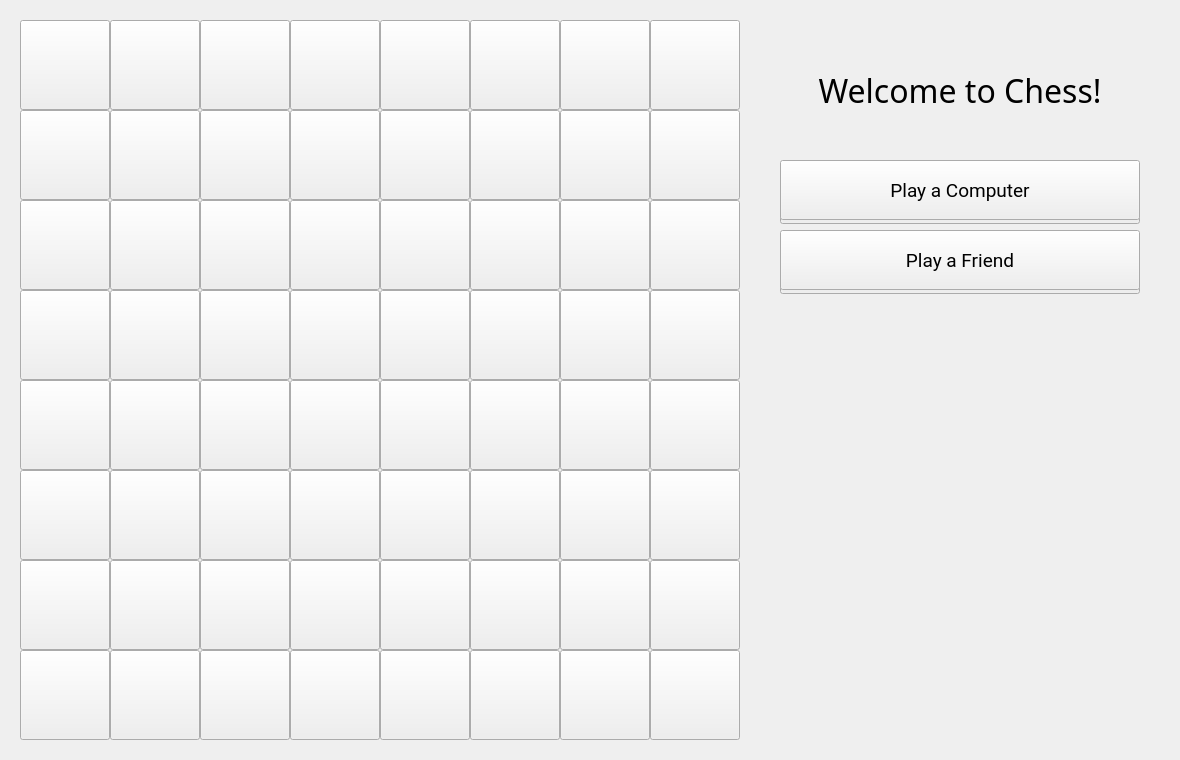
Before: the Qt Designer form Chess (C++)/Chess/chess.ui in leeyanleryan/Board-Games, drawn with Qt 5.
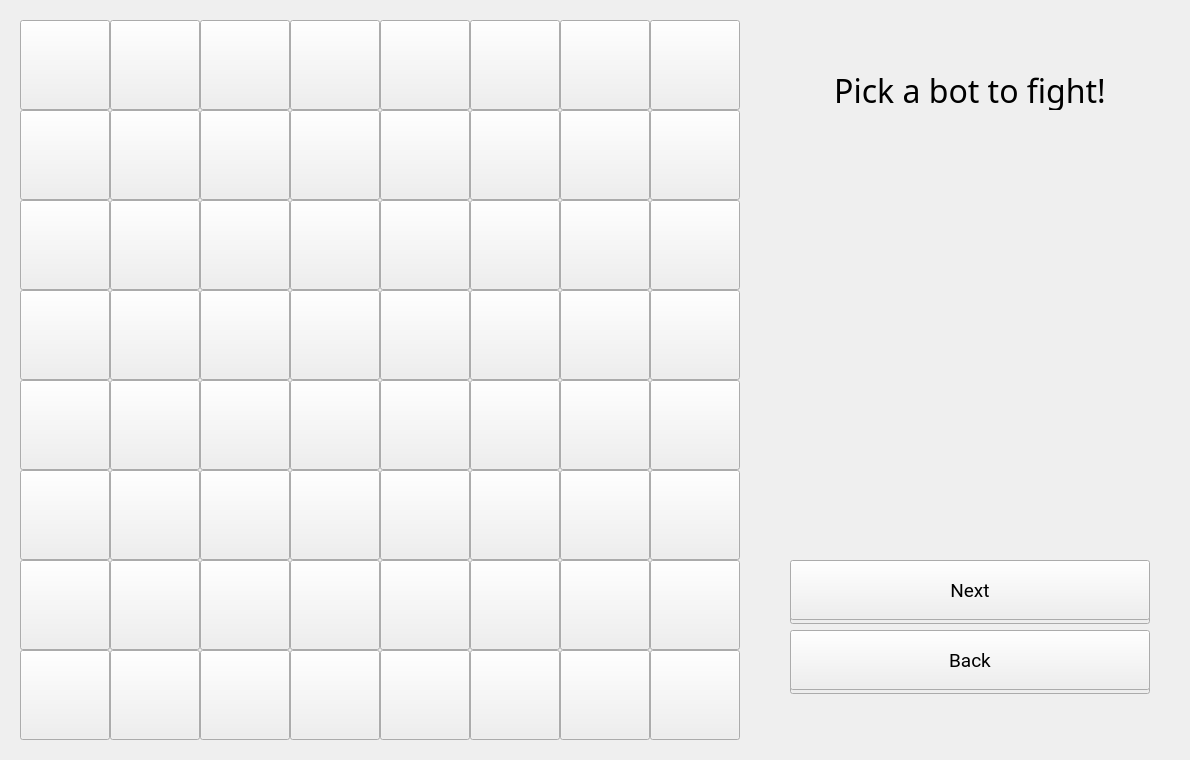
After: the same form once the commit is applied.

Commit message: ui improvements, clickable buttons

```diff
--- a/Chess (C++)/Chess/chess.ui
+++ b/Chess (C++)/Chess/chess.ui
@@ -6,7 +6,7 @@
    <rect>
     <x>0</x>
     <y>0</y>
-    <width>1180</width>
+    <width>1190</width>
     <height>760</height>
    </rect>
   </property>
@@ -17,14 +17,14 @@
    <widget class="QStackedWidget" name="uiMenu">
     <property name="geometry">
      <rect>
-      <x>760</x>
+      <x>770</x>
       <y>20</y>
       <width>400</width>
       <height>720</height>
      </rect>
     </property>
     <property name="currentIndex">
-     <number>0</number>
+     <number>1</number>
     </property>
     <widget class="QWidget" name="mainMenu">
      <widget class="QPushButton" name="buttonPlayComputer">
@@ -131,8 +131,178 @@
      <zorder>buttonPlayFriendShadow</zorder>
      <zorder>buttonPlayFriend</zorder>
     </widget>
-    <widget class="QWidget" name="playerSetup"/>
-    <widget class="QWidget" name="chessMenu"/>
+    <widget class="QWidget" name="computerMenu">
+     <widget class="QLabel" name="txtComputer">
+      <property name="geometry">
+       <rect>
+        <x>20</x>
+        <y>50</y>
+        <width>360</width>
+        <height>40</height>
+       </rect>
+      </property>
+      <property name="font">
+       <font>
+        <family>LEMON MILK</family>
+        <pointsize>24</pointsize>
+       </font>
+      </property>
+      <property name="text">
+       <string>Pick a bot to fight!</string>
+      </property>
+      <property name="alignment">
+       <set>Qt::AlignmentFlag::AlignCenter</set>
+      </property>
+     </widget>
+     <widget class="QPushButton" name="buttonComputerBack">
+      <property name="geometry">
+       <rect>
+        <x>20</x>
+        <y>610</y>
+        <width>360</width>
+        <height>60</height>
+       </rect>
+      </property>
+      <property name="font">
+       <font>
+        <family>Roboto</family>
+        <pointsize>14</pointsize>
+       </font>
+      </property>
+      <property name="text">
+       <string>Back</string>
+      </property>
+     </widget>
+     <widget class="QPushButton" name="buttonComputerBackShadow">
+      <property name="geometry">
+       <rect>
+        <x>20</x>
+        <y>614</y>
+        <width>360</width>
+        <height>60</height>
+       </rect>
+      </property>
+      <property name="font">
+       <font>
+        <family>Roboto</family>
+        <pointsize>14</pointsize>
+       </font>
+      </property>
+      <property name="text">
+       <string/>
+      </property>
+     </widget>
+     <widget class="QPushButton" name="buttonComputerNext">
+      <property name="geometry">
+       <rect>
+        <x>20</x>
+        <y>540</y>
+        <width>360</width>
+        <height>60</height>
+       </rect>
+      </property>
+      <property name="font">
+       <font>
+        <family>Roboto</family>
+        <pointsize>14</pointsize>
+       </font>
+      </property>
+      <property name="text">
+       <string>Next</string>
+      </property>
+     </widget>
+     <widget class="QPushButton" name="buttonComputerNextShadow">
+      <property name="geometry">
+       <rect>
+        <x>20</x>
+        <y>544</y>
+        <width>360</width>
+        <height>60</height>
+       </rect>
+      </property>
+      <property name="font">
+       <font>
+        <family>Roboto</family>
+        <pointsize>14</pointsize>
+       </font>
+      </property>
+      <property name="text">
+       <string/>
+      </property>
+     </widget>
+     <zorder>txtComputer</zorder>
+     <zorder>buttonComputerBackShadow</zorder>
+     <zorder>buttonComputerBack</zorder>
+     <zorder>buttonComputerNextShadow</zorder>
+     <zorder>buttonComputerNext</zorder>
+    </widget>
+    <widget class="QWidget" name="friendMenu"/>
+    <widget class="QWidget" name="settingsMenu"/>
+    <widget class="QWidget" name="goesFirstMenu">
+     <widget class="QLabel" name="txtGoesFirst">
+      <property name="geometry">
+       <rect>
+        <x>20</x>
+        <y>50</y>
+        <width>360</width>
+        <height>40</height>
+       </rect>
+      </property>
+      <property name="font">
+       <font>
+        <family>LEMON MILK</family>
+        <pointsize>24</pointsize>
+       </font>
+      </property>
+      <property name="text">
+       <string>Who goes first?</string>
+      </property>
+      <property name="alignment">
+       <set>Qt::AlignmentFlag::AlignCenter</set>
+      </property>
+     </widget>
+     <widget class="QPushButton" name="buttonGoesFirstBack">
+      <property name="geometry">
+       <rect>
+        <x>20</x>
+        <y>606</y>
+        <width>360</width>
+        <height>60</height>
+       </rect>
+      </property>
+      <property name="font">
+       <font>
+        <family>Roboto</family>
+        <pointsize>14</pointsize>
+       </font>
+      </property>
+      <property name="text">
+       <string>Back</string>
+      </property>
+     </widget>
+     <widget class="QPushButton" name="buttonGoesFirstBackShadow">
+      <property name="geometry">
+       <rect>
+        <x>20</x>
+        <y>610</y>
+        <width>360</width>
+        <height>60</height>
+       </rect>
+      </property>
+      <property name="font">
+       <font>
+        <family>Roboto</family>
+        <pointsize>14</pointsize>
+       </font>
+      </property>
+      <property name="text">
+       <string/>
+      </property>
+     </widget>
+     <zorder>txtGoesFirst</zorder>
+     <zorder>buttonGoesFirstBackShadow</zorder>
+     <zorder>buttonGoesFirstBack</zorder>
+    </widget>
    </widget>
    <widget class="QStackedWidget" name="uiBoard">
     <property name="geometry">
```
Left out of the diff: 80 changed lines with no effect on the pictures. The commit also changes 7 other files.
